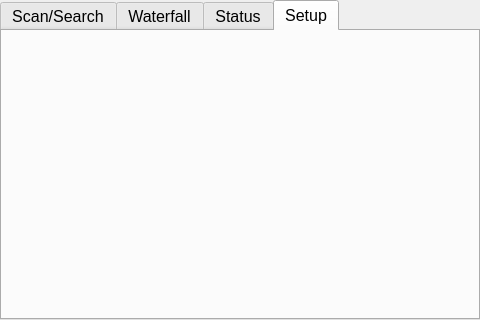
Old version of the form mainwindow.ui in the repository CWRU-ECSE-398-Team-14/SDR-GNU-Radio-App.
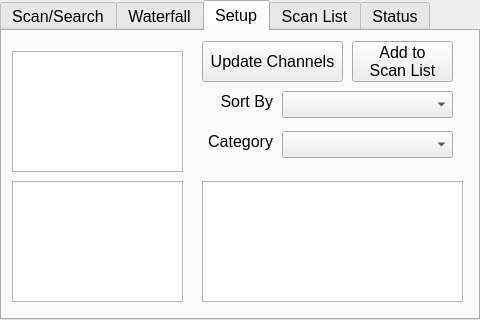
New version of the form. The open tabs and pages were chosen to show the change.

Commit message: App will publish scan list over rabbitMQ

The edit to the form file:
```diff
--- a/mainwindow.ui
+++ b/mainwindow.ui
@@ -41,7 +41,7 @@
      <enum>QTabWidget::North</enum>
     </property>
     <property name="currentIndex">
-     <number>0</number>
+     <number>3</number>
     </property>
     <widget class="QWidget" name="listenTab">
      <attribute name="title">
@@ -916,12 +916,12 @@
        <string>No Spectral Data</string>
       </property>
      </widget>
-     <widget class="QLabel" name="waterfallFreqLabel">
+     <widget class="QLabel" name="waterfallFreqLabelLeft">
       <property name="geometry">
        <rect>
         <x>10</x>
-        <y>0</y>
-        <width>450</width>
+        <y>130</y>
+        <width>31</width>
         <height>20</height>
        </rect>
       </property>
@@ -973,6 +973,199 @@
        <string>kHz</string>
       </property>
      </widget>
+     <widget class="QSlider" name="freqFineAdjustSlider">
+      <property name="geometry">
+       <rect>
+        <x>10</x>
+        <y>0</y>
+        <width>450</width>
+        <height>20</height>
+       </rect>
+      </property>
+      <property name="maximum">
+       <number>450</number>
+      </property>
+      <property name="orientation">
+       <enum>Qt::Horizontal</enum>
+      </property>
+     </widget>
+     <widget class="QLabel" name="waterfallFreqLabelRight">
+      <property name="geometry">
+       <rect>
+        <x>430</x>
+        <y>130</y>
+        <width>31</width>
+        <height>20</height>
+       </rect>
+      </property>
+      <property name="font">
+       <font>
+        <family>Liberation Sans</family>
+        <pointsize>12</pointsize>
+       </font>
+      </property>
+      <property name="text">
+       <string>0Hz</string>
+      </property>
+     </widget>
+    </widget>
+    <widget class="QWidget" name="setupTab">
+     <attribute name="title">
+      <string>Setup</string>
+     </attribute>
+     <widget class="QListView" name="statesListView">
+      <property name="geometry">
+       <rect>
+        <x>10</x>
+        <y>20</y>
+        <width>171</width>
+        <height>121</height>
+       </rect>
+      </property>
+     </widget>
+     <widget class="QListView" name="countiesListView">
+      <property name="geometry">
+       <rect>
+        <x>10</x>
+        <y>150</y>
+        <width>171</width>
+        <height>121</height>
+       </rect>
+      </property>
+     </widget>
+     <widget class="QPushButton" name="updateChannelsButton">
+      <property name="geometry">
+       <rect>
+        <x>200</x>
+        <y>10</y>
+        <width>141</width>
+        <height>41</height>
+       </rect>
+      </property>
+      <property name="text">
+       <string>Update Channels</string>
+      </property>
+     </widget>
+     <widget class="QComboBox" name="sortByComboBox">
+      <property name="geometry">
+       <rect>
+        <x>280</x>
+        <y>60</y>
+        <width>171</width>
+        <height>27</height>
+       </rect>
+      </property>
+     </widget>
+     <widget class="QLabel" name="sortByLabel">
+      <property name="geometry">
+       <rect>
+        <x>200</x>
+        <y>60</y>
+        <width>71</width>
+        <height>21</height>
+       </rect>
+      </property>
+      <property name="text">
+       <string>Sort By</string>
+      </property>
+      <property name="alignment">
+       <set>Qt::AlignRight|Qt::AlignTrailing|Qt::AlignVCenter</set>
+      </property>
+     </widget>
+     <widget class="QListView" name="channelsListView">
+      <property name="geometry">
+       <rect>
+        <x>200</x>
+        <y>150</y>
+        <width>261</width>
+        <height>121</height>
+       </rect>
+      </property>
+     </widget>
+     <widget class="QComboBox" name="categoryComboBox">
+      <property name="geometry">
+       <rect>
+        <x>280</x>
+        <y>100</y>
+        <width>171</width>
+        <height>27</height>
+       </rect>
+      </property>
+     </widget>
+     <widget class="QLabel" name="categoryLabel">
+      <property name="geometry">
+       <rect>
+        <x>200</x>
+        <y>100</y>
+        <width>71</width>
+        <height>21</height>
+       </rect>
+      </property>
+      <property name="text">
+       <string>Category</string>
+      </property>
+      <property name="alignment">
+       <set>Qt::AlignRight|Qt::AlignTrailing|Qt::AlignVCenter</set>
+      </property>
+     </widget>
+     <widget class="QPushButton" name="addToScanListBtn">
+      <property name="geometry">
+       <rect>
+        <x>350</x>
+        <y>10</y>
+        <width>101</width>
+        <height>41</height>
+       </rect>
+      </property>
+      <property name="text">
+       <string>Add to 
+Scan List</string>
+      </property>
+     </widget>
+    </widget>
+    <widget class="QWidget" name="scanListTab">
+     <attribute name="title">
+      <string>Scan List</string>
+     </attribute>
+     <widget class="QListView" name="scanListListView">
+      <property name="geometry">
+       <rect>
+        <x>10</x>
+        <y>10</y>
+        <width>231</width>
+        <height>261</height>
+       </rect>
+      </property>
+     </widget>
+     <widget class="QPushButton" name="beginScanBtn">
+      <property name="geometry">
+       <rect>
+        <x>260</x>
+        <y>216</y>
+        <width>191</width>
+        <height>51</height>
+       </rect>
+      </property>
+      <property name="text">
+       <string>Begin Scan</string>
+      </property>
+     </widget>
+     <widget class="QLabel" name="currentChannelInfoLbl">
+      <property name="geometry">
+       <rect>
+        <x>266</x>
+        <y>19</y>
+        <width>181</width>
+        <height>181</height>
+       </rect>
+      </property>
+      <property name="text">
+       <string>----</string>
+      </property>
+      <property name="alignment">
+       <set>Qt::AlignLeading|Qt::AlignLeft|Qt::AlignTop</set>
+      </property>
+     </widget>
     </widget>
     <widget class="QWidget" name="statusTab">
      <attribute name="title">
@@ -998,11 +1191,6 @@
       </property>
      </widget>
     </widget>
-    <widget class="QWidget" name="setupTab">
-     <attribute name="title">
-      <string>Setup</string>
-     </attribute>
-    </widget>
    </widget>
   </widget>
  </widget>
```
The commit also changes 7 other files.
